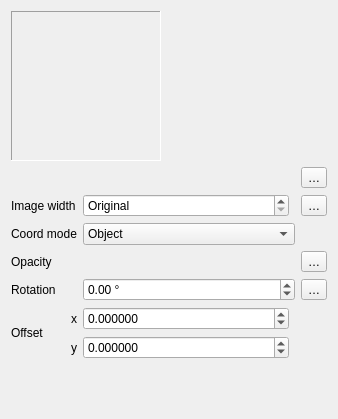
First picture: the form in src/ui/symbollayer/widget_rasterfill.ui, repository qgis/QGIS, before the edit.
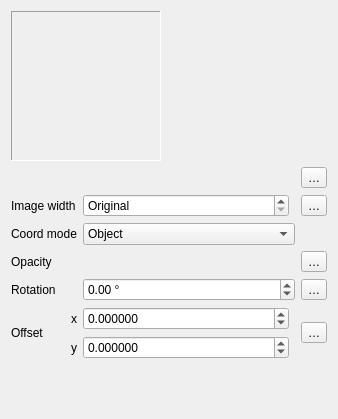
Second picture: the form after the edit. Custom widgets are drawn as their Qt base class.

Commit message:
[FEATURE][symbology] Allow data-defined offset for fill symbol layers
Any fill symbol layer which supports offsetting polygons (i.e. simple
fills, raster image fills, shapeburst and gradent fills) now allows
for data-defined offsets

Diff of the .ui file:
```diff
--- a/src/ui/symbollayer/widget_rasterfill.ui
+++ b/src/ui/symbollayer/widget_rasterfill.ui
@@ -324,6 +324,13 @@
      </property>
     </widget>
    </item>
+   <item row="8" column="3">
+    <widget class="QgsPropertyOverrideButton" name="mOffsetDDBtn">
+     <property name="text">
+      <string>…</string>
+     </property>
+    </widget>
+   </item>
   </layout>
  </widget>
  <customwidgets>
```
The commit also changes 12 other files.
